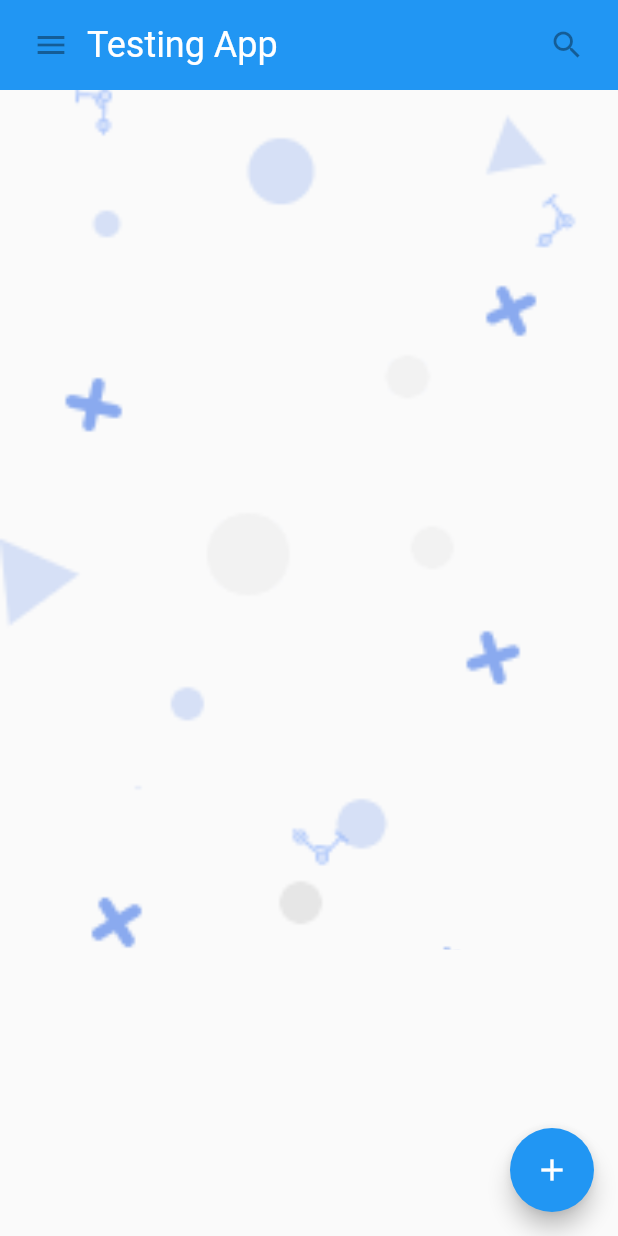
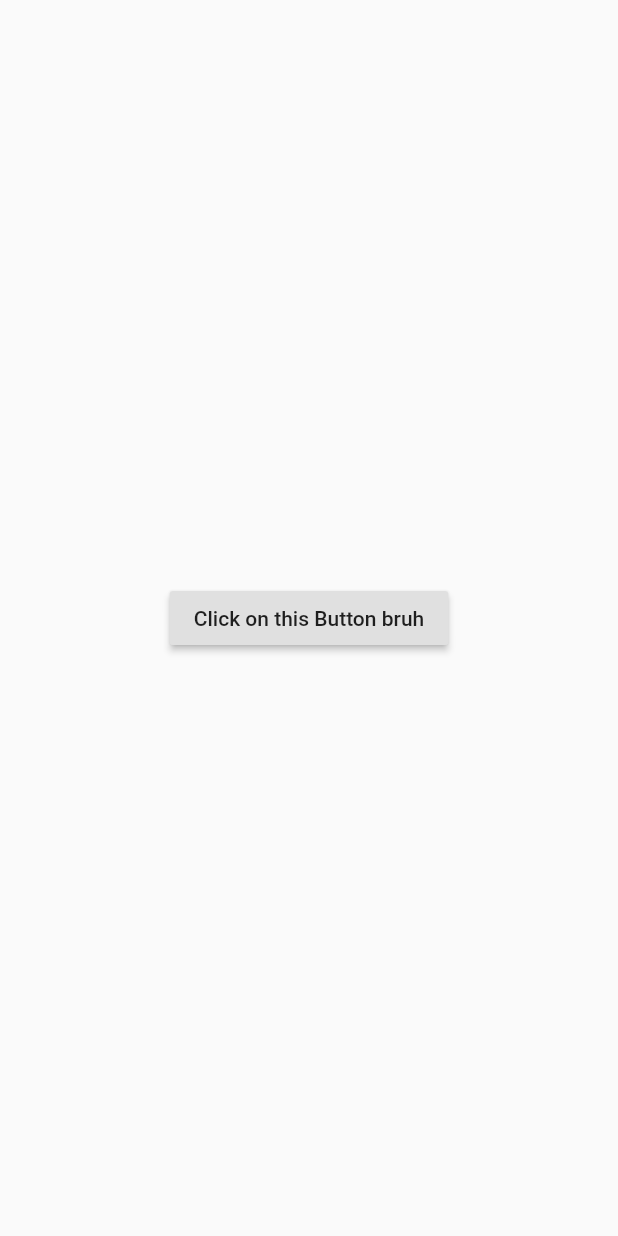
Before and after one commit to sobuur0/learning_flutter, a Flutter app: the screen it shows after launch, on a phone screen of 412 x 824 dp. Run offline on Flutter 3.47's test engine with Material 2 defaults, Android fonts, the phone set to English and light mode, and no system bars.

Commit message:
learnt about the basics of stateful widget and applied it to a button

```diff
--- a/lib/main.dart
+++ b/lib/main.dart
@@ -2,93 +2,41 @@ import 'package:flutter/cupertino.dart';
 import 'package:flutter/material.dart';
 
 void main() {
-  runApp(MaterialApp(
-    title: 'First App',
-    home: SafeArea(
-      child: HomePage(),
-    ),
-    theme: ThemeData(
-      primarySwatch: Colors.blue
-    ),
-  ));
+  runApp(testApp());
 }
 
-class MyAppBar extends StatelessWidget {
+class testApp extends StatefulWidget {
+  @override
+  _testAppState createState() => _testAppState();
+}
+
+
+
+class _testAppState extends State<testApp> {
+
+  String ttext = '';
+
+  @override
+  void initState() {
+    // TODO: implement initState
+    ttext = 'Click on this Button bruh';
+  }
+
+  void changeText() {
+    setState(() {
+      ttext = 'Text is now changed';
+    });
+  }
+
   @override
   Widget build(BuildContext context) {
-    return Container(
-      height: 60.0,
-      padding: const EdgeInsets.symmetric(horizontal: 10.0),
-      color: Colors.blue,
-      child: Row(
-        children: <Widget> [
-          IconButton(
-              onPressed: null,
-              tooltip: 'Navigation Menu',
-              icon: Icon(Icons.menu)
-          ),
-          Expanded(
-            child: Text("Testing App",
-            style: Theme.of(context)
-              .primaryTextTheme
-              .headline5),
-          ),
-          IconButton(
-              icon: Icon(Icons.search),
-              tooltip: 'Search Menu',
-              onPressed: null,
-          ),
-        ],
+    return MaterialApp(
+      title: 'Testing App With Stateful Widget',
+      home: Scaffold(
+        body: Center(
+          child: RaisedButton(onPressed: changeText, child: Text(ttext),),
+        ),
       ),
     );
   }
 }
-
-class FloatingButton extends StatelessWidget {
-  @override
-  Widget build(BuildContext context) {
-    return Scaffold(
-      floatingActionButton: FloatingActionButton(
-        child: Icon(Icons.add),
-        tooltip: 'Subtract',
-        onPressed: null,
-      ),
-    );
-  }
-}
-
-
-
-class HomePage extends StatelessWidget {
-  @override
-  Widget build(BuildContext context) {
-    return Material(
-      child: Column(
-        children: <Widget> [
-          MyAppBar(),
-          Expanded(
-            flex: 3,
-              child: Image.asset('assets/images/background.png',
-                fit: BoxFit.cover,
-                height: double.infinity,
-                width: double.infinity,)
-          ),
-
-          Expanded(
-            flex: 1,
-              child: Container(
-                  child: FloatingButton()
-              )
-          )
-
-        ],
-      ),
-       // body: Container(
-       //     child: Image.asset('assets/images/background.png',
-       //     fit: BoxFit.cover,
-       //     height: double.infinity,
-       //     width: double.infinity,)
-       // )
-    );
-  }
-}
```
